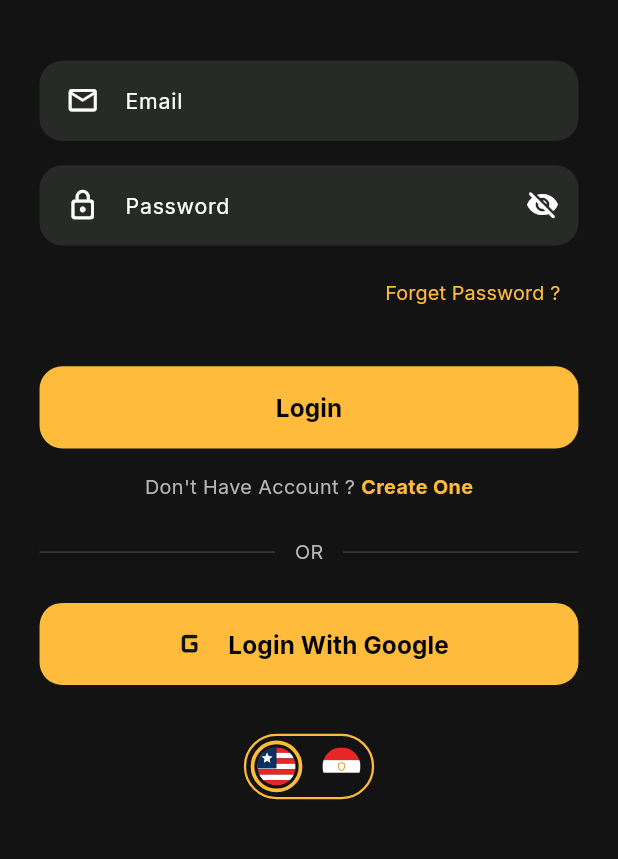
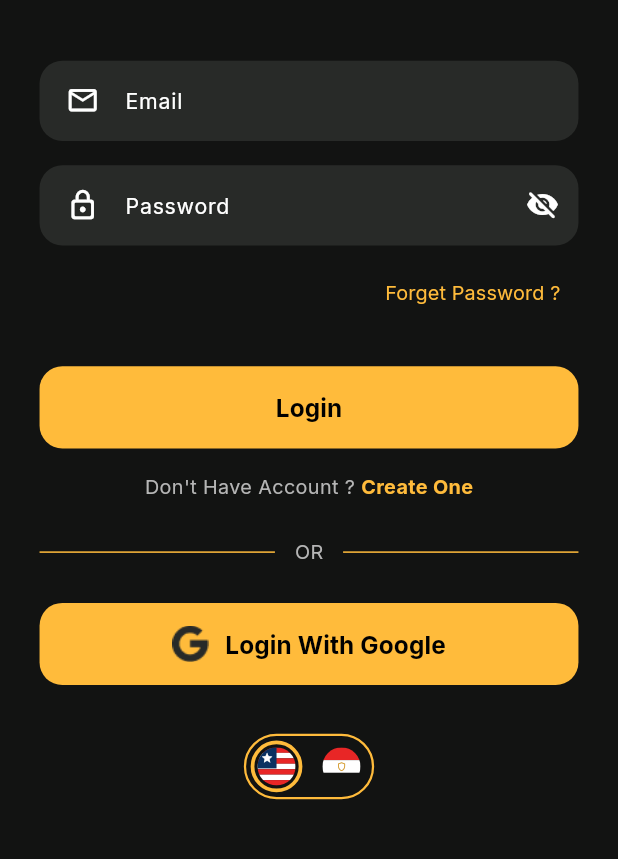
Before and after one commit to MostafaMohy2/movies_app, a Flutter app: the screen it shows after launch, on a phone screen of 412 x 824 dp, the part 268-1127 px from its top. Run offline on Flutter 3.47's test engine with Material 3 defaults, Android fonts, the phone set to English and light mode, and no system bars; our stand-ins replace cached_network_image, dio, firebase_auth, firebase_core, flutter_bloc, flutter_screenutil and 5 more; accounts and stored records are empty.

Commit message:
style(auth): use Google icon image asset in Login With Google button

```diff
--- a/lib/features/auth/presentation/login/view/login_page.dart
+++ b/lib/features/auth/presentation/login/view/login_page.dart
@@ -188,7 +188,7 @@ class _LoginPageState extends State<LoginPage> {
   Widget _buildOrDivider(BuildContext context) {
     return Row(
       children: [
-        const Expanded(child: Divider(color: AppColors.border)),
+        const Expanded(child: Divider(color: AppColors.primary)),
         Padding(
           padding: EdgeInsetsDirectional.symmetric(horizontal: 12.w),
           child: Text(
@@ -196,7 +196,7 @@ class _LoginPageState extends State<LoginPage> {
             style: AppTypography.bodyMedium,
           ),
         ),
-        const Expanded(child: Divider(color: AppColors.border)),
+        const Expanded(child: Divider(color: AppColors.primary)),
       ],
     );
   }
@@ -206,10 +206,11 @@ class _LoginPageState extends State<LoginPage> {
       label: context.locale.loginWithGoogle,
       isLoading: state.googleLoginResource.isLoading,
       isEnabled: !state.isAnyLoading,
-      leading: Icon(
-        Icons.g_mobiledata_rounded,
-        size: 28.r,
-        color: AppColors.background,
+      leading: Image.asset(
+        'assets/images/icon _google_.png',
+        width: 24.r,
+        height: 24.r,
+        fit: BoxFit.contain,
       ),
       onPressed: _cubit.loginWithGoogle,
     );
```
